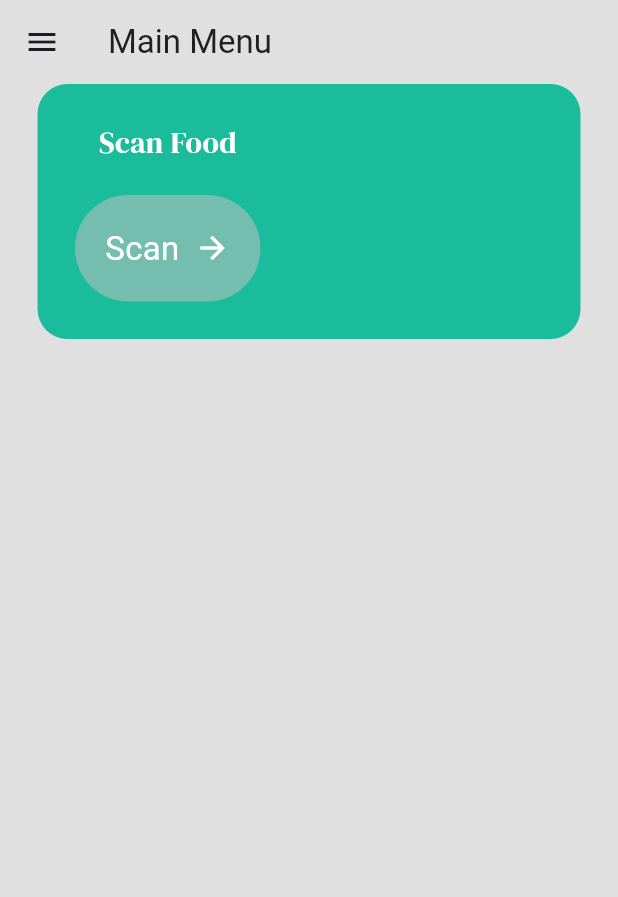
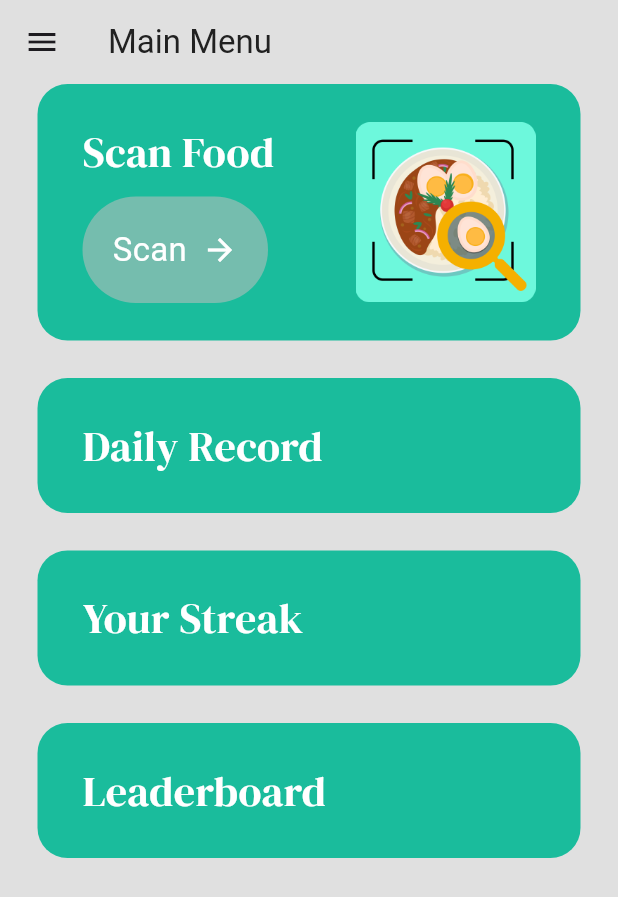
Before and after one commit to Rohan69420/FlutterTutorial, a Flutter app: the MenuPage screen opened by its route, on a phone screen of 412 x 824 dp. Shown: the top 897 px of the screen. Run offline on Flutter 3.47's test engine with Material 3 defaults, Android fonts, the phone set to English and light mode, and no system bars; our stand-ins replace camera, google_fonts; missing offline and left inert: dart:ffi.

Commit message:
Check point upto menuscreen

```diff
--- /dev/null
+++ b/flutterapp/lib/models/player.dart
@@ -0,0 +1,21 @@
+import 'dart:ffi';
+
+import 'package:flutter/material.dart';
+
+class Player {
+  String name;
+  String imagePath;
+  int rank;
+  double score;
+
+  Player({
+    required this.name,
+    required this.imagePath,
+    required this.rank,
+    required this.score,
+  });
+
+  String get _name => name;
+  int get _rank => rank;
+  double get _score => score;
+}
--- a/flutterapp/lib/pages/menu_page.dart
+++ b/flutterapp/lib/pages/menu_page.dart
@@ -2,6 +2,9 @@
 import 'package:flutterapp/components/button.dart';
 import 'package:flutterapp/theme/colors.dart';
 import 'package:google_fonts/google_fonts.dart';
+import 'package:flutterapp/widgets/bottom_nav_widget.dart';
+import 'package:flutterapp/models/player.dart';
+import 'package:flutterapp/widgets/leaderboard_widget.dart';
 
 class MenuPage extends StatefulWidget {
   const MenuPage({super.key});
@@ -11,6 +14,18 @@
 }
 
 class _MenuPageState extends State<MenuPage> {
+  List top3 = [
+    Player(
+        name: "Pookie",
+        imagePath: "lib/images/milk.png",
+        rank: 1,
+        score: 69.420),
+    Player(
+        name: "Ro", imagePath: "lib/images/mocha.png", rank: 2, score: 42.069),
+    Player(
+        name: "Bobo", imagePath: "lib/images/bobo.png", rank: 3, score: 920170)
+  ];
+
   @override
   Widget build(BuildContext context) {
     return Scaffold(
@@ -21,50 +36,149 @@
         leading: Icon(
           Icons.menu,
         ),
-          title: Text('Main Menu', style: TextStyle(color: Colors.grey[900]),),
+        title: Text(
+          'Main Menu',
+          style: TextStyle(color: Colors.grey[900]),
+        ),
       ),
       body: Column(
         children: [
           //Scan Food
           Container(
-            decoration: BoxDecoration(color: primaryColor, borderRadius: BorderRadius.circular(20)),
+            decoration: BoxDecoration(
+                color: primaryColor, borderRadius: BorderRadius.circular(20)),
             margin: const EdgeInsets.symmetric(horizontal: 25),
-            padding: const EdgeInsets.all(25),
-            child: Row(children: [
+            padding: const EdgeInsets.symmetric(vertical: 25, horizontal: 30),
+            child: Row(
+                mainAxisAlignment: MainAxisAlignment.spaceBetween,
+                children: [
                   //message
+
                   Column(
+                    crossAxisAlignment: CrossAxisAlignment.start,
                     children: [
-                  Text('Scan Food',style: GoogleFonts.dmSerifDisplay(
-                    fontSize: 20,
+                      Text(
+                        'Scan Food',
+                        style: GoogleFonts.dmSerifDisplay(
+                          fontSize: 28,
                           color: Colors.white,
-                  ),),
+                        ),
+                      ),
 
                       //spacing
-              const SizedBox(height:20),
+                      const SizedBox(height: 10),
 
                       //cta button
                       MyButton(
                           text: "Scan",
                           onTap: () {
                             Navigator.pushNamed(context, '/scanpage');
-              }
-              )
+                          })
                     ],
                   ),
 
-
                   //image
+                  Image.asset(
+                    "lib/images/ScanFood.png",
+                    height: 120,
+                  ),
                 ]),
           ),
 
+          //spacing between cards
+          const SizedBox(height: 25),
+
           //Daily Record
+          Container(
+            decoration: BoxDecoration(
+              color: primaryColor,
+              borderRadius: BorderRadius.circular(20),
+            ),
+            margin: const EdgeInsets.symmetric(horizontal: 25),
+            padding: const EdgeInsets.symmetric(vertical: 25, horizontal: 30),
+            child: Row(
+              mainAxisAlignment: MainAxisAlignment.spaceBetween,
+              children: [
+                Column(
+                  crossAxisAlignment: CrossAxisAlignment.start,
+                  children: [
+                    Text(
+                      'Daily Record',
+                      style: GoogleFonts.dmSerifDisplay(
+                        fontSize: 28,
+                        color: Colors.white,
+                      ),
+                    ),
+                  ],
+                ),
+              ],
+            ),
+          ),
+
+          //spacing between cards
+          const SizedBox(height: 25),
 
           //Your Streak
+          Container(
+            decoration: BoxDecoration(
+              color: primaryColor,
+              borderRadius: BorderRadius.circular(20),
+            ),
+            margin: const EdgeInsets.symmetric(horizontal: 25),
+            padding: const EdgeInsets.symmetric(vertical: 25, horizontal: 30),
+            child: Row(
+              mainAxisAlignment: MainAxisAlignment.spaceBetween,
+              children: [
+                Column(
+                  crossAxisAlignment: CrossAxisAlignment.start,
+                  children: [
+                    Text(
+                      'Your Streak',
+                      style: GoogleFonts.dmSerifDisplay(
+                        fontSize: 28,
+                        color: Colors.white,
+                      ),
+                    ),
+                  ],
+                ),
+              ],
+            ),
+          ),
+
+          //spacing between cards
+          const SizedBox(height: 25),
 
           //Leaderboard
+          Container(
+            decoration: BoxDecoration(
+              color: primaryColor,
+              borderRadius: BorderRadius.circular(20),
+            ),
+            margin: const EdgeInsets.symmetric(horizontal: 25),
+            padding: const EdgeInsets.symmetric(vertical: 25, horizontal: 30),
+            child: Row(
+              mainAxisAlignment: MainAxisAlignment.spaceBetween,
+              children: [
+                Column(
+                  crossAxisAlignment: CrossAxisAlignment.start,
+                  children: [
+                    Text(
+                      'Leaderboard',
+                      style: GoogleFonts.dmSerifDisplay(
+                        fontSize: 28,
+                        color: Colors.white,
+                      ),
+                    ),
+
+
                   ],
 
+                ),
+              ],
+            ),
+          ),
 
+        ],
       ),
     );
   }
--- a/flutterapp/pubspec.yaml
+++ b/flutterapp/pubspec.yaml
@@ -35,6 +35,9 @@
   # Use with the CupertinoIcons class for iOS style icons.
   cupertino_icons: ^1.0.2
   google_fonts:
+  camera: ^0.10.5+9
+  path_provider: ^2.1.2
+  path: ^1.8.3
 
 dev_dependencies:
   flutter_test:
```
Also changed, not shown: flutterapp/lib/main.dart (+11 -11 lines), flutterapp/lib/pages/camera_page.dart (added, +114 -0 lines), flutterapp/lib/pages/preview_page.dart (added, +23 -0 lines), flutterapp/lib/pages/scan_page.dart (+15 -1 lines), flutterapp/lib/widgets/bottom_nav_widget.dart (added, +45 -0 lines), flutterapp/lib/widgets/leaderboard_widget.dart (added, +51 -0 lines), flutterapp/lib/images/ScanFood.png (added), flutterapp/lib/images/bobo.png (added), flutterapp/lib/images/milk.png (added), flutterapp/lib/images/milkmocha.png (added), flutterapp/lib/images/mocha.png (added), flutterapp/pubspec.lock, 2 other files. Lines whose indentation alone changed are shown as unchanged.
